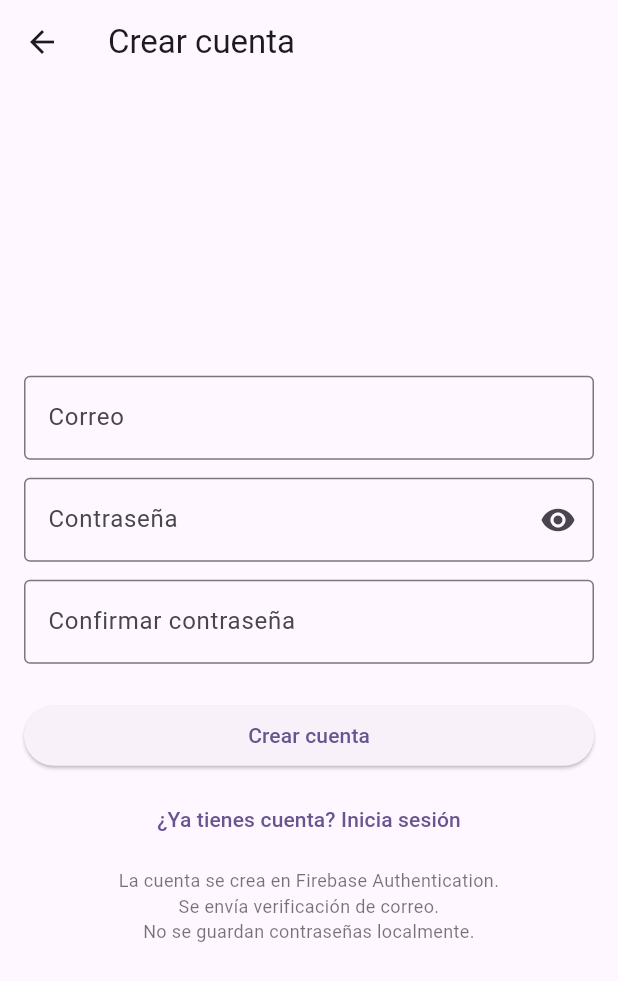
After one commit to Carlos-Gmz-30/des_mov_login_carlos, a Flutter app: the screen it shows after launch, after a tap on "¿No tienes cuenta? Regístrate", on a phone screen of 412 x 824 dp. The commit adds this screen. Shown: the top 981 px of the screen. Run offline on Flutter 3.47's test engine with Material 3 defaults, Android fonts, the light colour scheme and no system bars; our stand-ins replace firebase_auth, firebase_core; accounts and stored records are empty; statements that could not run were skipped.

Commit message:
Add registration functionality and link to login page

```diff
--- a/lib/login_page.dart
+++ b/lib/login_page.dart
@@ -2,6 +2,7 @@
 import 'package:firebase_auth/firebase_auth.dart';
 import 'validators.dart';
 import 'auth_errors.dart';
+import 'register_page.dart';
 
 class LoginPage extends StatefulWidget {
   const LoginPage({super.key});
@@ -119,6 +120,14 @@
                     onPressed: _loading ? null : _resetPassword,
                     child: const Text('¿Olvidaste tu contraseña?'),
                   ),
+                  TextButton(
+                    onPressed: _loading ? null : () {
+                      Navigator.of(context).push(
+                        MaterialPageRoute(builder: (_) => const RegisterPage()),
+                      );
+                    },
+                    child: const Text('¿No tienes cuenta? Regístrate'),
+                  ),
                   const SizedBox(height: 8),
                   const _SmallPrint(),
                 ],
--- /dev/null
+++ b/lib/register_page.dart
@@ -0,0 +1,159 @@
+import 'package:flutter/material.dart';
+import 'package:firebase_auth/firebase_auth.dart';
+import 'validators.dart';
+import 'auth_errors.dart';
+
+class RegisterPage extends StatefulWidget {
+  const RegisterPage({super.key});
+
+  @override
+  State<RegisterPage> createState() => _RegisterPageState();
+}
+
+class _RegisterPageState extends State<RegisterPage> {
+  final _formKey = GlobalKey<FormState>();
+  final _emailCtrl = TextEditingController();
+  final _pwdCtrl = TextEditingController();
+  final _confirmCtrl = TextEditingController();
+  bool _loading = false;
+  String? _error;
+  bool _obscure = true;
+
+  @override
+  void dispose() {
+    _emailCtrl.dispose();
+    _pwdCtrl.dispose();
+    _confirmCtrl.dispose();
+    super.dispose();
+  }
+
+  Future<void> _register() async {
+    if (!_formKey.currentState!.validate()) return;
+    FocusScope.of(context).unfocus();
+    setState(() { _loading = true; _error = null; });
+
+    try {
+      final email = _emailCtrl.text.trim();
+      final password = _pwdCtrl.text;
+
+      // Crear usuario en Firebase Authentication
+      await FirebaseAuth.instance.createUserWithEmailAndPassword(
+        email: email,
+        password: password,
+      );
+
+      //Enviar verificación de correo
+      final user = FirebaseAuth.instance.currentUser;
+      if (user != null && !user.emailVerified) {
+        await user.sendEmailVerification();
+        if (mounted) {
+          ScaffoldMessenger.of(context).showSnackBar(
+            const SnackBar(content: Text('Se envió un correo de verificación.')),
+          );
+        }
+      }
+
+    } catch (e) {
+      setState(() => _error = mapAuthErrorToMessage(e));
+    } finally {
+      if (mounted) setState(() => _loading = false);
+    }
+  }
+
+  String? _confirmValidator(String? v) {
+    final conf = v ?? '';
+    if (conf.isEmpty) return 'Confirma tu contraseña';
+    if (conf != _pwdCtrl.text) return 'Las contraseñas no coinciden';
+    return null;
+  }
+
+  @override
+  Widget build(BuildContext context) {
+    return Scaffold(
+      appBar: AppBar(title: const Text('Crear cuenta')),
+      body: Center(
+        child: ConstrainedBox(
+          constraints: const BoxConstraints(maxWidth: 420),
+          child: Padding(
+            padding: const EdgeInsets.all(16),
+            child: Form(
+              key: _formKey,
+              child: Column(mainAxisSize: MainAxisSize.min, children: [
+                TextFormField(
+                  controller: _emailCtrl,
+                  decoration: const InputDecoration(
+                    labelText: 'Correo',
+                    border: OutlineInputBorder(),
+                  ),
+                  keyboardType: TextInputType.emailAddress,
+                  validator: Validators.email,
+                ),
+                const SizedBox(height: 12),
+                TextFormField(
+                  controller: _pwdCtrl,
+                  decoration: InputDecoration(
+                    labelText: 'Contraseña',
+                    border: const OutlineInputBorder(),
+                    suffixIcon: IconButton(
+                      icon: Icon(_obscure ? Icons.visibility : Icons.visibility_off),
+                      onPressed: () => setState(() => _obscure = !_obscure),
+                    ),
+                  ),
+                  obscureText: _obscure,
+                  validator: Validators.password,
+                ),
+                const SizedBox(height: 12),
+                TextFormField(
+                  controller: _confirmCtrl,
+                  decoration: const InputDecoration(
+                    labelText: 'Confirmar contraseña',
+                    border: OutlineInputBorder(),
+                  ),
+                  obscureText: true,
+                  validator: _confirmValidator,
+                ),
+                const SizedBox(height: 12),
+                if (_error != null)
+                  Text(_error!, style: const TextStyle(color: Colors.red), textAlign: TextAlign.center),
+                const SizedBox(height: 12),
+                SizedBox(
+                  width: double.infinity,
+                  child: ElevatedButton(
+                    onPressed: _loading ? null : _register,
+                    child: _loading
+                        ? const SizedBox(height: 20, width: 20, child: CircularProgressIndicator(strokeWidth: 2))
+                        : const Text('Crear cuenta'),
+                  ),
+                ),
+                const SizedBox(height: 8),
+                TextButton(
+                  onPressed: _loading
+                      ? null
+                      : () => Navigator.of(context).pop(), // volver al Login
+                  child: const Text('¿Ya tienes cuenta? Inicia sesión'),
+                ),
+                const SizedBox(height: 8),
+                const _SecurityNotes(),
+              ]),
+            ),
+          ),
+        ),
+      ),
+    );
+  }
+}
+
+class _SecurityNotes extends StatelessWidget {
+  const _SecurityNotes();
+
+  @override
+  Widget build(BuildContext context) {
+    return const Text(
+      'La cuenta se crea en Firebase Authentication.\n'
+      'Se envía verificación de correo.\n'
+      'No se guardan contraseñas localmente.',
+      textAlign: TextAlign.center,
+      style: TextStyle(fontSize: 12, color: Colors.black54),
+    );
+  }
+}
```
